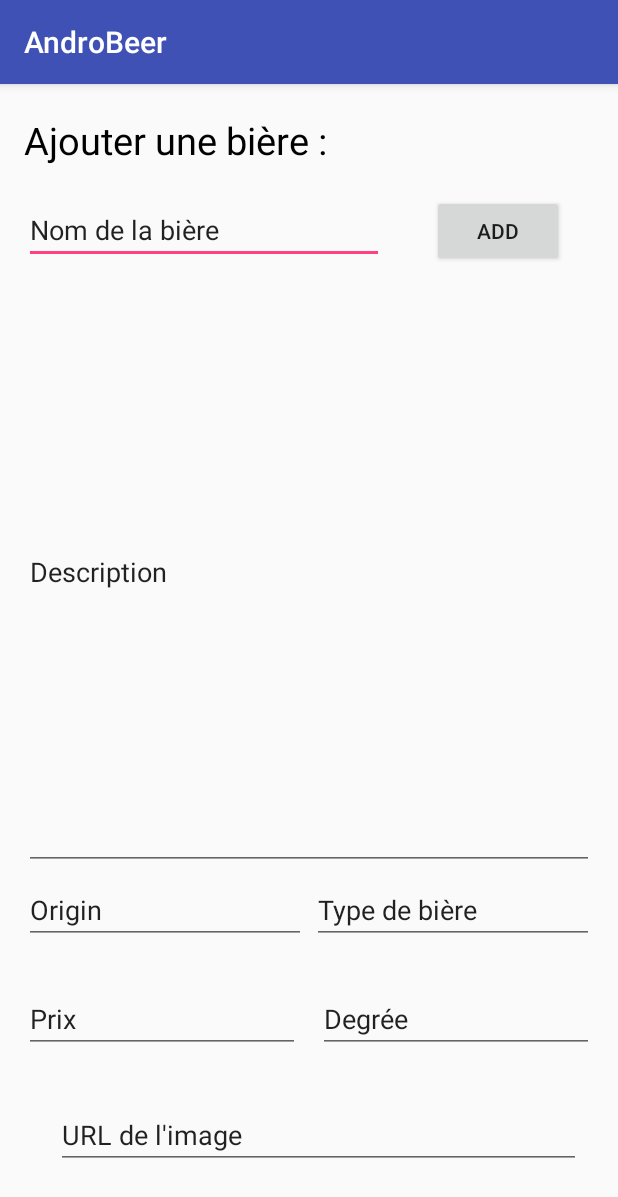
After one commit to msieczkowski/AndroBeer, an Android app: the AddBeerActivity screen opened directly, with no data from a screen before it, on a phone screen of 412 x 824 dp. The commit adds this screen. Shown: the top 1197 px of the screen. Run offline under Robolectric (Android 15) with nearby library versions, the phone set to English and light mode, and no system bars; our stand-ins replace Volley; network calls fail.

Commit message:
[ft] Add beer page

```diff
--- a/app/build.gradle
+++ b/app/build.gradle
@@ -29,4 +29,5 @@ dependencies {
     compile 'com.android.support.constraint:constraint-layout:1.0.2'
     compile 'com.squareup.picasso:picasso:2.5.2'
     testCompile 'junit:junit:4.12'
+    compile 'com.android.support:design:26.+'
 }
--- a/app/src/main/AndroidManifest.xml
+++ b/app/src/main/AndroidManifest.xml
@@ -19,6 +19,7 @@
             </intent-filter>
         </activity>
         <activity android:name=".BeerDetailsActivity" />
+        <activity android:name=".AddBeerActivity"></activity>
     </application>
 
 </manifest>
--- a/app/src/main/java/com/example/lp/beer/MainActivity.java
+++ b/app/src/main/java/com/example/lp/beer/MainActivity.java
@@ -152,4 +152,8 @@ public class MainActivity extends AppCompatActivity {
         this.beers.add(aBeer);
     }
 
+    public void addBeerActivity(View view){
+        final Intent intent = new Intent(MainActivity.this, AddBeerActivity.class);
+        startActivity(intent);
+    }
 }
--- /dev/null
+++ b/app/src/main/res/layout/activity_add_beer.xml
@@ -0,0 +1,134 @@
+<?xml version="1.0" encoding="utf-8"?>
+<android.support.constraint.ConstraintLayout xmlns:android="http://schemas.android.com/apk/res/android"
+    xmlns:app="http://schemas.android.com/apk/res-auto"
+    xmlns:tools="http://schemas.android.com/tools"
+    android:layout_width="match_parent"
+    android:layout_height="match_parent"
+    tools:context="com.example.lp.beer.AddBeerActivity">
+
+    <TextView
+        android:id="@+id/textView"
+        android:layout_width="wrap_content"
+        android:layout_height="wrap_content"
+        android:layout_marginBottom="20dp"
+        android:layout_marginStart="16dp"
+        android:layout_marginTop="20dp"
+        android:text="Ajouter une bière :"
+        android:textColor="@android:color/black"
+        android:textSize="25dp"
+        app:layout_constraintBottom_toTopOf="@+id/editTextName"
+        app:layout_constraintStart_toStartOf="parent"
+        app:layout_constraintTop_toTopOf="parent" />
+
+    <EditText
+        android:id="@+id/editTextName"
+        android:layout_width="0dp"
+        android:layout_height="wrap_content"
+        android:layout_marginBottom="7dp"
+        android:layout_marginEnd="32dp"
+        android:layout_marginStart="16dp"
+        android:ems="10"
+        android:inputType="textPersonName"
+        android:text="Nom de la bière"
+        app:layout_constraintBottom_toTopOf="@+id/editTextDescription"
+        app:layout_constraintEnd_toStartOf="@+id/button2"
+        app:layout_constraintStart_toStartOf="parent"
+        app:layout_constraintTop_toBottomOf="@+id/textView" />
+
+    <EditText
+        android:id="@+id/editTextOrigin"
+        android:layout_width="0dp"
+        android:layout_height="wrap_content"
+        android:layout_marginEnd="4dp"
+        android:layout_marginStart="16dp"
+        android:ems="10"
+        android:inputType="textPersonName"
+        android:text="Origin"
+        app:layout_constraintBaseline_toBaselineOf="@+id/editTextType"
+        app:layout_constraintEnd_toStartOf="@+id/editTextType"
+        app:layout_constraintStart_toStartOf="parent" />
+
+    <EditText
+        android:id="@+id/editTextPrice"
+        android:layout_width="0dp"
+        android:layout_height="wrap_content"
+        android:layout_marginEnd="12dp"
+        android:layout_marginStart="16dp"
+        android:ems="10"
+        android:inputType="number"
+        android:text="Prix"
+        app:layout_constraintBaseline_toBaselineOf="@+id/editTextDegree"
+        app:layout_constraintEnd_toStartOf="@+id/editTextDegree"
+        app:layout_constraintStart_toStartOf="parent" />
+
+    <EditText
+        android:id="@+id/editTextDegree"
+        android:layout_width="0dp"
+        android:layout_height="wrap_content"
+        android:layout_marginBottom="28dp"
+        android:layout_marginEnd="16dp"
+        android:ems="10"
+        android:inputType="number"
+        android:text="Degrée"
+        app:layout_constraintBottom_toTopOf="@+id/editTextImgUrl"
+        app:layout_constraintEnd_toEndOf="parent"
+        app:layout_constraintStart_toEndOf="@+id/editTextPrice"
+        app:layout_constraintTop_toBottomOf="@+id/editTextType" />
+
+    <EditText
+        android:id="@+id/editTextImgUrl"
+        android:layout_width="350dp"
+        android:layout_height="wrap_content"
+        android:layout_marginBottom="41dp"
+        android:ems="10"
+        android:inputType="textPersonName"
+        android:text="URL de l'image"
+        app:layout_constraintBottom_toBottomOf="parent"
+        app:layout_constraintEnd_toStartOf="@+id/editTextDegree"
+        app:layout_constraintStart_toStartOf="@+id/editTextDegree"
+        app:layout_constraintTop_toBottomOf="@+id/editTextDegree" />
+
+    <EditText
+        android:id="@+id/editTextType"
+        android:layout_width="0dp"
+        android:layout_height="wrap_content"
+        android:layout_marginBottom="24dp"
+        android:layout_marginEnd="16dp"
+        android:ems="10"
+        android:inputType="textPersonName"
+        android:text="Type de bière"
+        app:layout_constraintBottom_toTopOf="@+id/editTextDegree"
+        app:layout_constraintEnd_toEndOf="parent"
+        app:layout_constraintStart_toEndOf="@+id/editTextOrigin"
+        app:layout_constraintTop_toBottomOf="@+id/editTextDescription" />
+
+    <EditText
+        android:id="@+id/editTextDescription"
+        android:layout_width="0dp"
+        android:layout_height="0dp"
+        android:layout_marginBottom="244dp"
+        android:layout_marginEnd="16dp"
+        android:layout_marginStart="16dp"
+        android:ems="10"
+        android:inputType="textMultiLine"
+        android:text="Description"
+        app:layout_constraintBottom_toBottomOf="parent"
+        app:layout_constraintEnd_toEndOf="parent"
+        app:layout_constraintStart_toStartOf="parent"
+        app:layout_constraintTop_toBottomOf="@+id/button2" />
+
+    <Button
+        android:id="@+id/button2"
+        android:layout_width="wrap_content"
+        android:layout_height="wrap_content"
+        android:layout_marginBottom="5dp"
+        android:layout_marginEnd="36dp"
+        android:layout_marginTop="74dp"
+        android:onClick="saveBeer"
+        android:text="ADD"
+        app:layout_constraintBottom_toTopOf="@+id/editTextDescription"
+        app:layout_constraintEnd_toEndOf="parent"
+        app:layout_constraintStart_toEndOf="@+id/editTextName"
+        app:layout_constraintTop_toTopOf="parent" />
+
+</android.support.constraint.ConstraintLayout>
```
Also changed, not shown: app/src/main/java/com/example/lp/beer/AddBeerActivity.java (added, +94 -0 lines), app/src/main/res/layout/activity_main.xml (+11 -3 lines).
